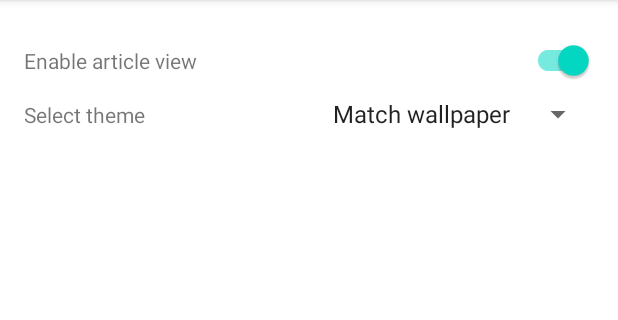
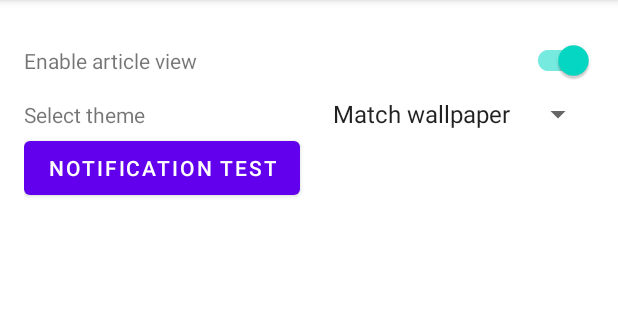
Before and after one commit to ITJammish/sanderson-widget, an Android app: the ProgressBarsConfigureActivity screen opened directly, with no data from a screen before it, on a phone screen of 412 x 824 dp, the part 84-404 px from its top. Run offline under Robolectric (Android 15) with nearby library versions, the phone set to English and light mode, and no system bars; 1 statement that could not run was skipped.

Commit message:
Added notification builders and channel.

```diff
--- a/app/src/main/java/com/itj/sandersonwidget/ProgressBarsConfigureActivity.kt
+++ b/app/src/main/java/com/itj/sandersonwidget/ProgressBarsConfigureActivity.kt
@@ -13,6 +13,7 @@ import com.itj.sandersonwidget.databinding.ActivityProgressBarsConfigureBinding
 import com.itj.sandersonwidget.domain.storage.SharedPreferencesStorage
 import com.itj.sandersonwidget.domain.storage.Storage
 import com.itj.sandersonwidget.ui.helper.Theme.*
+import com.itj.sandersonwidget.ui.notifications.createNotificationChannel
 
 /**
  * The configuration screen for the [ProgressBarsWidgetProvider] AppWidget.
@@ -47,6 +48,7 @@ class ProgressBarsConfigureActivity : AppCompatActivity() {
         binding = ActivityProgressBarsConfigureBinding.inflate(layoutInflater)
         setContentView(binding.root)
 
+        createNotificationChannel(this)
         setAppWidgetId()
         bindViews()
     }
@@ -92,6 +94,11 @@ class ProgressBarsConfigureActivity : AppCompatActivity() {
             }
             onItemSelectedListener = onThemeSpinnerItemSelectedListener
         }
+
+        // TODO remove
+        binding.notificationTestButton.setOnClickListener {
+//            createTestNotification(this)
+        }
     }
 
     private fun onAddWidgetClick() {
--- a/app/src/main/java/com/itj/sandersonwidget/ProgressBarsWidgetProvider.kt
+++ b/app/src/main/java/com/itj/sandersonwidget/ProgressBarsWidgetProvider.kt
@@ -166,6 +166,7 @@ internal fun updateAppWidget(
     appWidgetManager.updateAppWidget(appWidgetId, views)
 }
 
+// TODO increase 15 mins to every 2 hours in prod -> need flavour based properties file/BuildConfig.etc
 internal fun startWorkRequest(context: Context) {
     val workRequestTag = "WORK_REQUEST"
     val constraints = Constraints.Builder().setRequiredNetworkType(NetworkType.CONNECTED).build()
--- a/app/src/main/res/layout/activity_progress_bars_configure.xml
+++ b/app/src/main/res/layout/activity_progress_bars_configure.xml
@@ -61,4 +61,10 @@
             app:layout_constraintStart_toEndOf="@+id/theme_label"
             app:layout_constraintTop_toTopOf="parent" />
     </androidx.constraintlayout.widget.ConstraintLayout>
+
+    <Button
+        android:id="@+id/notification_test_button"
+        android:layout_width="wrap_content"
+        android:layout_height="wrap_content"
+        android:text="Notification test" />
 </LinearLayout>
--- a/app/src/main/res/values/strings.xml
+++ b/app/src/main/res/values/strings.xml
@@ -8,6 +8,15 @@
     <string name="select_theme_label">Select theme</string>
     <string name="please_resize_this_widget_to_get_started">Please resize this widget to get started. (Long press and release).</string>
 
+    <!-- Notification strings -->
+    <string name="notification_channel_name">Sanderson progress notification channel</string>
+    <string name="notification_channel_description">Notification channel to display optional notifications alerting of Brandon Sanderson\'s writing progress updates.</string>
+    <string name="notification_new_progress_item_title">New project added: %1$s at %2$s%</string>
+    <string name="notification_progress_item_updated_title">Project updated: %1$s now at %2$s%</string>
+    <string name="notification_new_article_title">New article: %s</string>
+    <string name="notification_new_article_content">Click here to open</string>
+
+    <!-- Theme strings -->
     <string name="theme_label_blank">Match wallpaper</string>
     <string name="theme_label_blank_orange">Orange</string>
     <string name="theme_label_blank_blue">Blue</string>
```
Also changed, not shown: app/src/main/java/com/itj/sandersonwidget/ui/notifications/NotificationManager.kt (added, +98 -0 lines).
